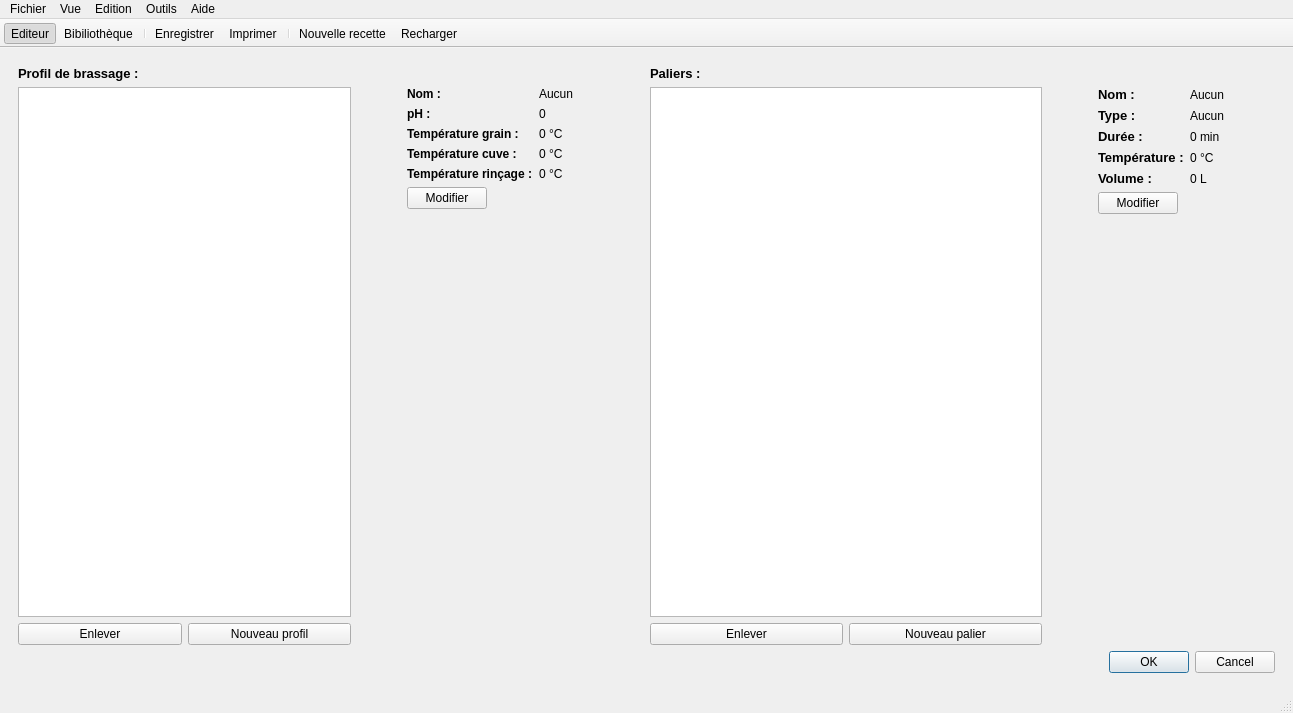
Above: reader.ui from 314r/joliebulle before the change. Below: the same form after it.
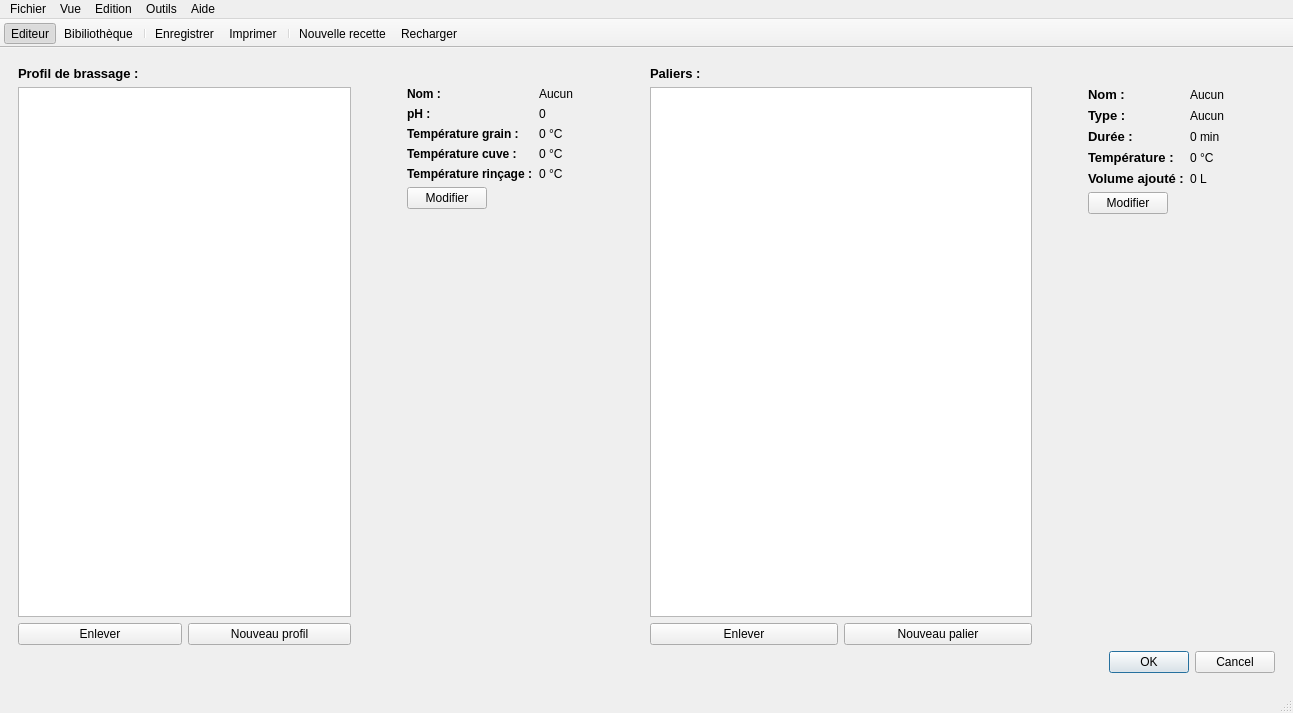
That is the form after the change. The open tabs and pages were chosen to show the change. Icons and pictures are not drawn.

Commit message: profil brassage ok sur nouvelle recette

Diff of the .ui file:
```diff
--- a/reader.ui
+++ b/reader.ui
@@ -1110,7 +1110,7 @@
 &lt;html&gt;&lt;head&gt;&lt;meta name=&quot;qrichtext&quot; content=&quot;1&quot; /&gt;&lt;style type=&quot;text/css&quot;&gt;
 p, li { white-space: pre-wrap; }
 &lt;/style&gt;&lt;/head&gt;&lt;body style=&quot; font-family:'Droid Sans'; font-size:10pt; font-weight:400; font-style:normal;&quot;&gt;
-&lt;p style=&quot; margin-top:0px; margin-bottom:0px; margin-left:0px; margin-right:0px; -qt-block-indent:0; text-indent:0px;&quot;&gt;&lt;span style=&quot; font-weight:600;&quot;&gt;Volume :&lt;/span&gt;&lt;/p&gt;&lt;/body&gt;&lt;/html&gt;</string>
+&lt;p style=&quot; margin-top:0px; margin-bottom:0px; margin-left:0px; margin-right:0px; -qt-block-indent:0; text-indent:0px;&quot;&gt;&lt;span style=&quot; font-weight:600;&quot;&gt;Volume ajouté :&lt;/span&gt;&lt;/p&gt;&lt;/body&gt;&lt;/html&gt;</string>
                 </property>
                </widget>
               </item>
```
The commit also changes 2 other files.
